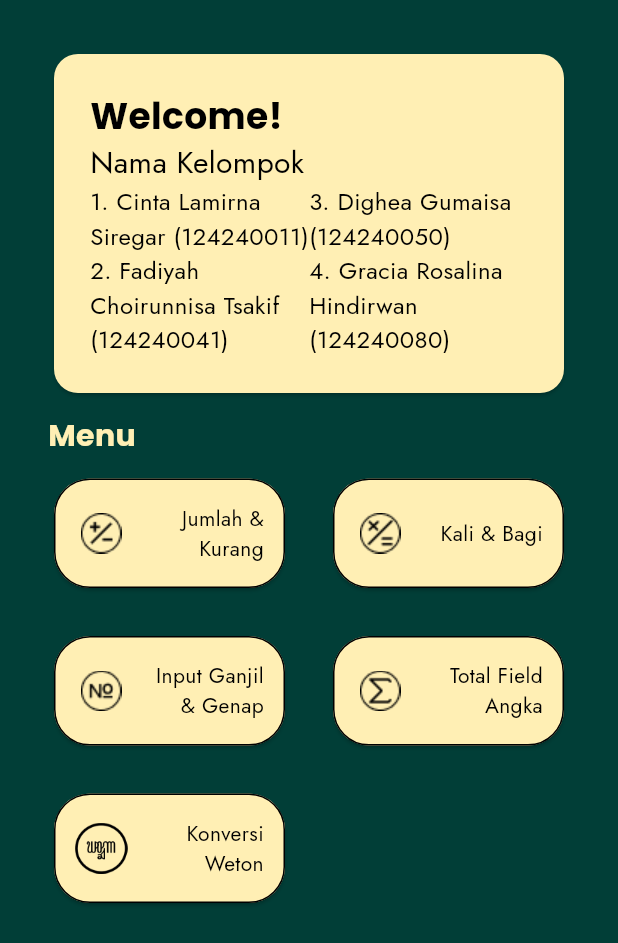
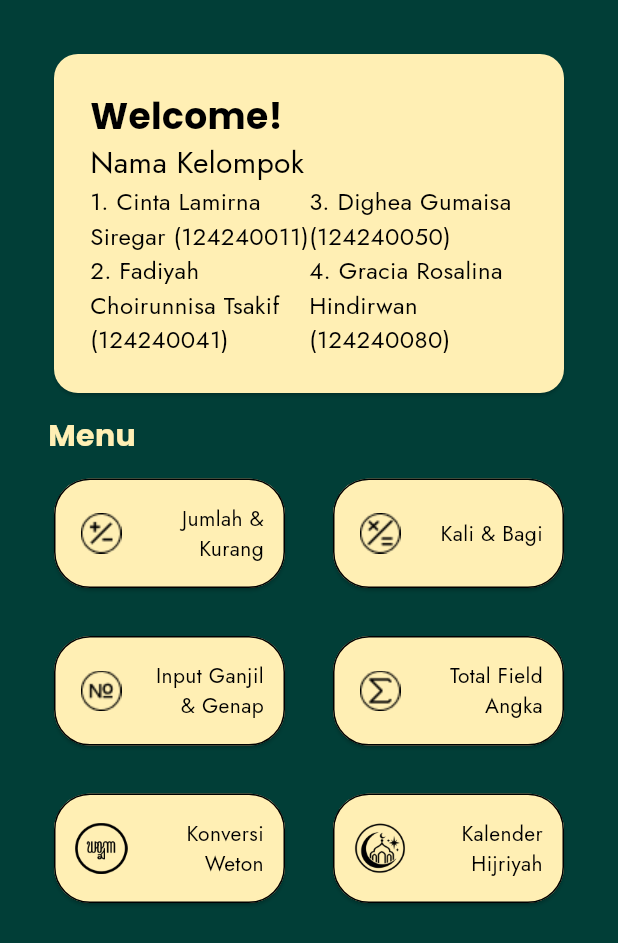
Before and after one commit to GraciaRosalinaHindirwan/Mobile---Tugas-1, a Flutter app: the DashboardPage widget shown alone on an empty page, opened directly, on a phone screen of 412 x 824 dp. Shown: the top 943 px of the screen. Run offline on Flutter 3.47's test engine with Material 3 defaults, Android fonts, the phone set to English and light mode, and no system bars; missing offline and left inert: hijri_date.

Commit message:
add hijriyah calendar menu to dashboard

```diff
--- a/tugas1_mobile/lib/page/dashboard.dart
+++ b/tugas1_mobile/lib/page/dashboard.dart
@@ -1,6 +1,7 @@
 import 'package:flutter/material.dart';
 import 'package:tugas1_mobile/layouts/dashboard_layouts.dart';
 import 'package:tugas1_mobile/components/menu_card.dart';
+import 'package:tugas1_mobile/page/hijriyah.dart';
 import 'package:tugas1_mobile/page/summaryPage.dart';
 import 'package:tugas1_mobile/page/first_menu.dart';
 import 'package:tugas1_mobile/page/second_menu.dart';
@@ -30,7 +31,8 @@ class DashboardPage extends StatelessWidget {
           MenuCard(title: "Kali & Bagi", icon: "assets/icons/kaliBagi.png", page: const SecondMenuPage()),
           MenuCard(title: "Input Ganjil & Genap", icon: "assets/icons/ganjilGenap.png", page: const OddEvenPage()),
           MenuCard(title: "Total Field Angka", icon: "assets/icons/sum.png", page: const summaryPage()),
-          MenuCard(title: "Konversi Weton", icon: "assets/icons/weton_small.png", page: const Weton())
+          MenuCard(title: "Konversi Weton", icon: "assets/icons/weton_small.png", page: const Weton()),
+          MenuCard(title: "Kalender Hijriyah", icon: "assets/icons/hijri_smal.png", page: const Hijriyah())
         ],
 
       ),
```
